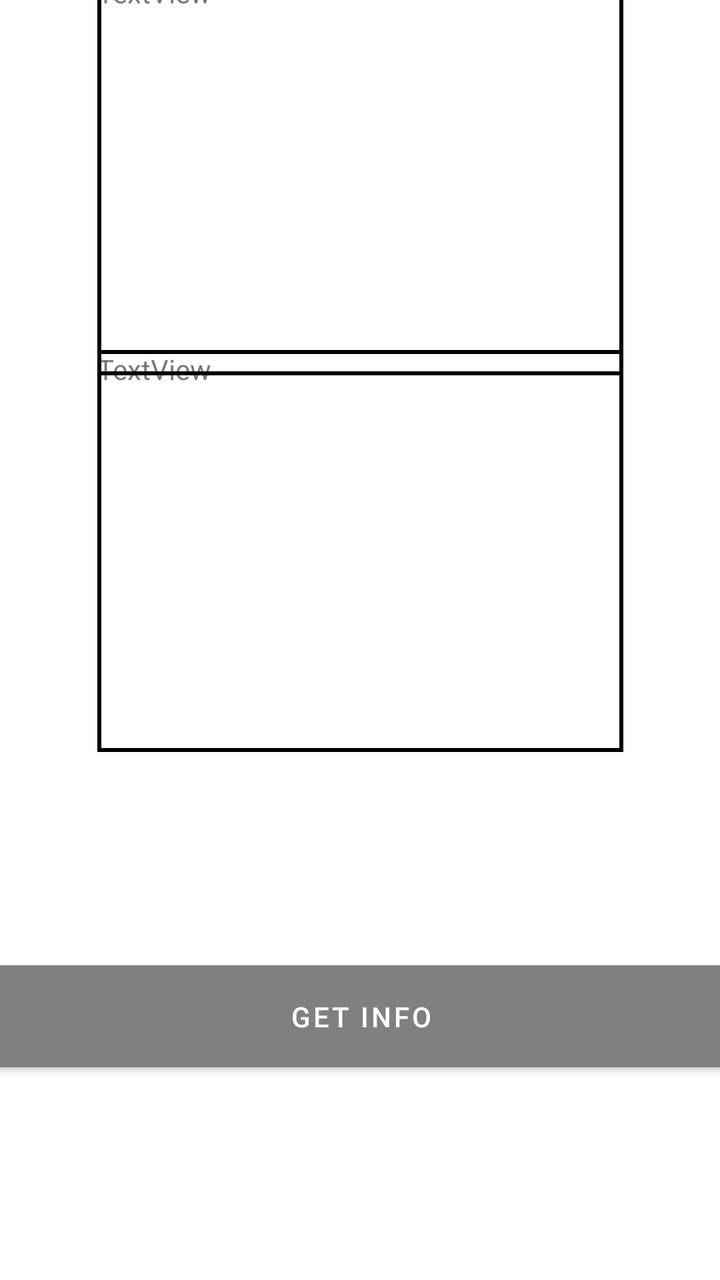
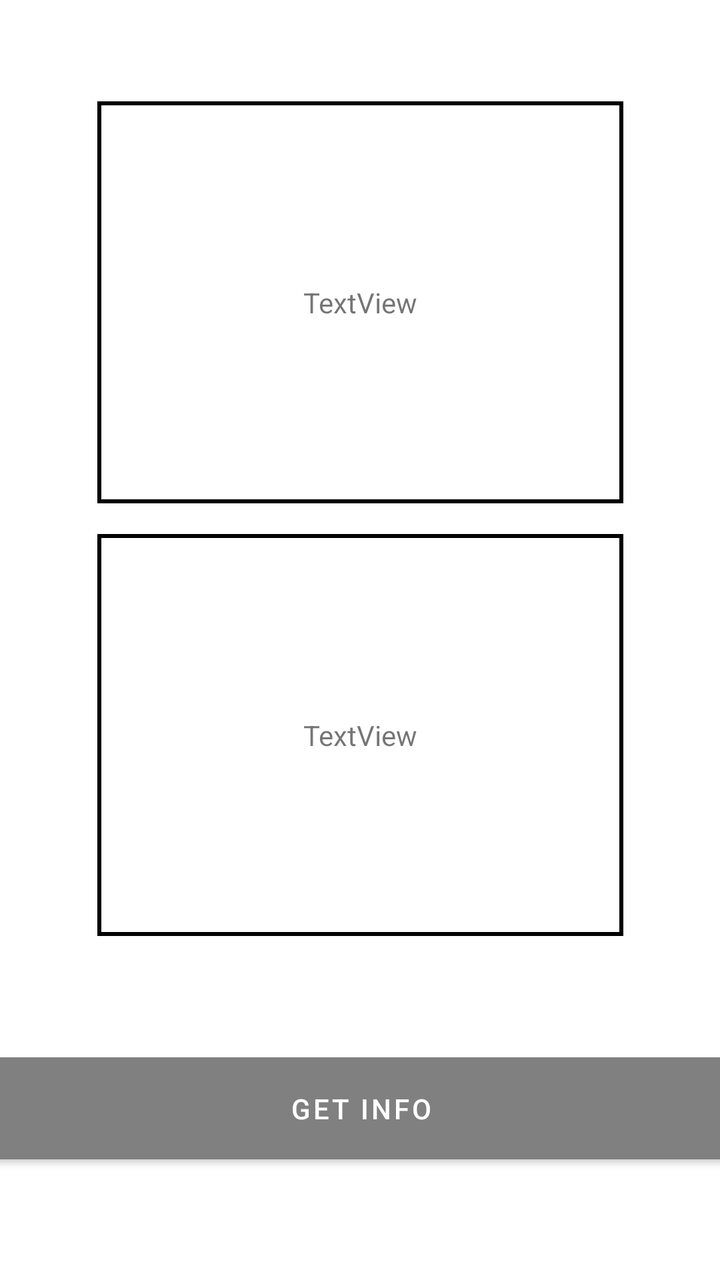

Compare the two renders of this Android layout. The source of the first and the diff that turns it into the second are given below.
<!-- AndroidManifest.xml: application theme Theme.Gruppe5 -->
<!-- res/layout/activity_a_p_i_test.xml -->
<?xml version="1.0" encoding="utf-8"?>
<androidx.constraintlayout.widget.ConstraintLayout xmlns:android="http://schemas.android.com/apk/res/android"
    xmlns:app="http://schemas.android.com/apk/res-auto"
    xmlns:tools="http://schemas.android.com/tools"
    android:layout_width="match_parent"
    android:layout_height="match_parent"
    tools:context=".API_test">

    <TextView
        android:id="@+id/textView"
        android:layout_width="263dp"
        android:layout_height="201dp"
        android:text="TextView"
        android:background="@drawable/textview_border"
        app:layout_constraintBottom_toTopOf="@+id/textView2"
        app:layout_constraintEnd_toEndOf="parent"
        app:layout_constraintStart_toStartOf="parent"
        app:layout_constraintTop_toTopOf="parent"
        app:layout_constraintVertical_bias="0.527" />

    <TextView
        android:id="@+id/textView2"
        android:layout_width="263dp"
        android:layout_height="201dp"
        android:layout_marginBottom="264dp"
        android:text="TextView"
        android:background="@drawable/textview_border"
        app:layout_constraintBottom_toBottomOf="parent"
        app:layout_constraintEnd_toEndOf="parent"
        app:layout_constraintStart_toStartOf="parent" />

    <Button
        android:id="@+id/button"
        android:layout_width="369dp"
        android:layout_height="63dp"
        android:backgroundTint="@color/gray"
        android:text="Get info"
        app:layout_constraintBottom_toBottomOf="parent"
        app:layout_constraintEnd_toEndOf="parent"
        app:layout_constraintStart_toStartOf="parent"
        app:layout_constraintTop_toBottomOf="@+id/textView2" />


</androidx.constraintlayout.widget.ConstraintLayout>
<!-- resources referenced by this layout -->
<resources>
  <color name="gray">#808080</color>
  <!-- drawable textview_border (drawable) -->
  <?xml version="1.0" encoding="utf-8"?>
  <shape xmlns:android="http://schemas.android.com/apk/res/android" android:shape="rectangle" >
      <stroke
          android:width="2dp"
          android:color="@color/black"/>
  </shape>
  <style name="Theme.Gruppe5" parent="Theme.MaterialComponents.DayNight.DarkActionBar">
          
          <item name="colorPrimary">@color/purple_500</item>
          <item name="colorPrimaryVariant">@color/purple_700</item>
          <item name="colorOnPrimary">@color/white</item>
          
          <item name="colorSecondary">@color/teal_200</item>
          <item name="colorSecondaryVariant">@color/teal_700</item>
          <item name="colorOnSecondary">@color/black</item>
          
          <item name="android:statusBarColor" tools:targetApi="l">?attr/colorPrimaryVariant</item>
          
      </style>
  <color name="black">#000000</color>
  <color name="purple_500">#FF6200EE</color>
  <color name="purple_700">#FF3700B3</color>
  <color name="white">#FFFFFF</color>
  <color name="teal_200">#FF03DAC5</color>
  <color name="teal_700">#FF018786</color>
</resources>

<!-- the commit's change to res/layout/activity_a_p_i_test.xml (unified diff, before → after) -->
@@ -10,27 +10,29 @@
         android:id="@+id/textView"
         android:layout_width="263dp"
         android:layout_height="201dp"
+        android:background="@drawable/textview_border"
         android:text="TextView"
-        android:background="@drawable/textview_border"
+        android:gravity="center"
         app:layout_constraintBottom_toTopOf="@+id/textView2"
         app:layout_constraintEnd_toEndOf="parent"
         app:layout_constraintStart_toStartOf="parent"
         app:layout_constraintTop_toTopOf="parent"
-        app:layout_constraintVertical_bias="0.527" />
+        app:layout_constraintVertical_bias="0.766" />
 
     <TextView
         android:id="@+id/textView2"
         android:layout_width="263dp"
         android:layout_height="201dp"
-        android:layout_marginBottom="264dp"
+        android:layout_marginBottom="172dp"
+        android:background="@drawable/textview_border"
+        android:gravity="center"
         android:text="TextView"
-        android:background="@drawable/textview_border"
         app:layout_constraintBottom_toBottomOf="parent"
         app:layout_constraintEnd_toEndOf="parent"
         app:layout_constraintStart_toStartOf="parent" />
 
     <Button
-        android:id="@+id/button"
+        android:id="@+id/button2"
         android:layout_width="369dp"
         android:layout_height="63dp"
         android:backgroundTint="@color/gray"
